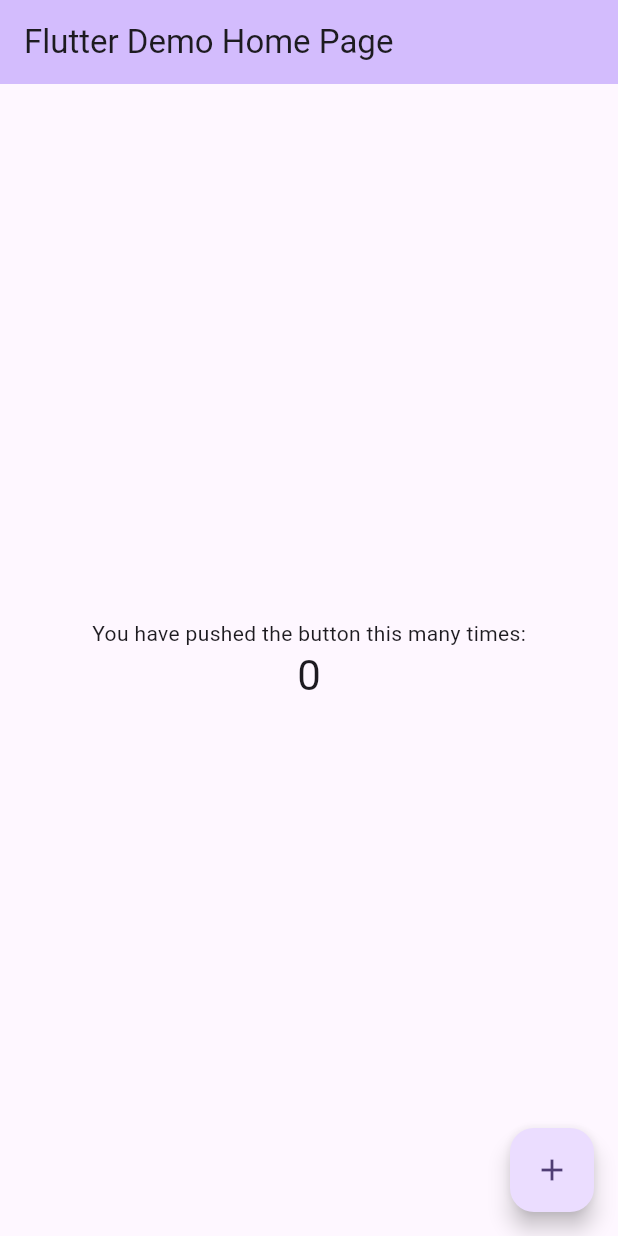
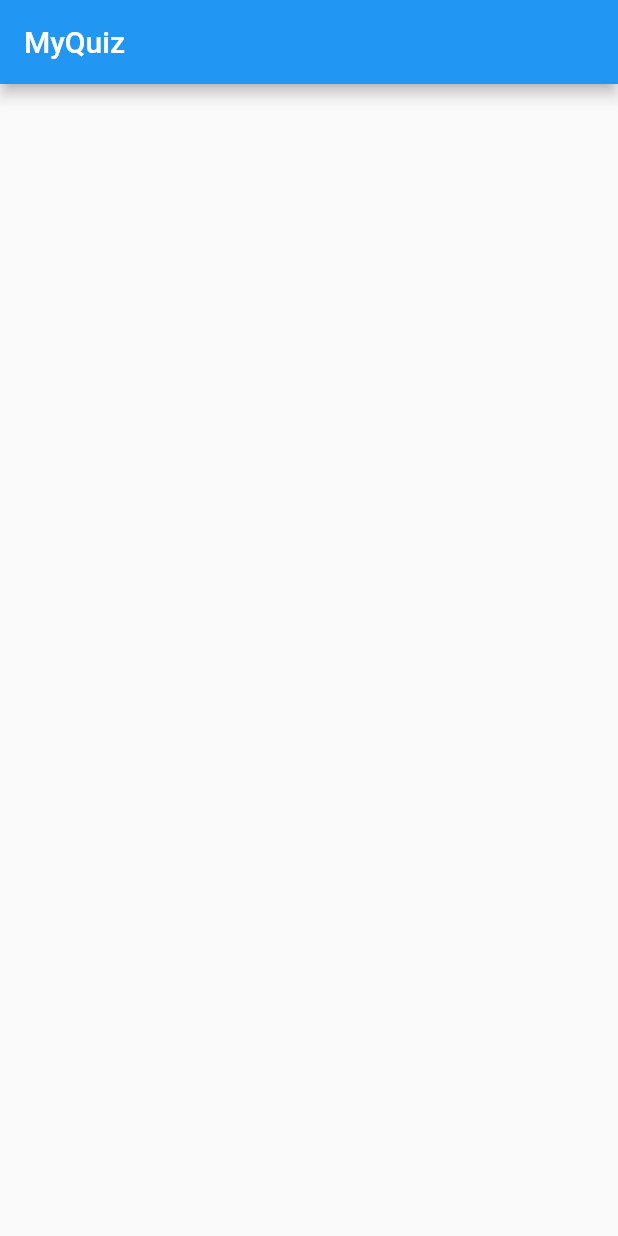
Before and after one commit to AliTfaily2/Mobile-Application-Project-1, a Flutter app: the screen it shows after launch, on a phone screen of 412 x 824 dp. Run offline on Flutter 3.47's test engine with Material 2 defaults, Android fonts, the phone set to English and light mode, and no system bars.

Commit message:
Added home.dart

```diff
--- /dev/null
+++ b/lib/home.dart
@@ -0,0 +1,20 @@
+import 'package:flutter/material.dart';
+
+class Home extends StatefulWidget {
+  const Home({super.key});
+
+  @override
+  State<Home> createState() => _HomeState();
+}
+
+class _HomeState extends State<Home> {
+  @override
+  Widget build(BuildContext context) {
+    return Scaffold(
+      appBar: AppBar(
+        title: const Text('MyQuiz'),
+
+      ),
+    );
+  }
+}
--- a/lib/main.dart
+++ b/lib/main.dart
@@ -1,125 +1,19 @@
 import 'package:flutter/material.dart';
-
-void main() {
-  runApp(const MyApp());
-}
+import 'home.dart';
+void main()=> runApp(MyApp());
 
 class MyApp extends StatelessWidget {
   const MyApp({super.key});
 
-  // This widget is the root of your application.
   @override
   Widget build(BuildContext context) {
     return MaterialApp(
-      title: 'Flutter Demo',
-      theme: ThemeData(
-        // This is the theme of your application.
-        //
-        // TRY THIS: Try running your application with "flutter run". You'll see
-        // the application has a blue toolbar. Then, without quitting the app,
-        // try changing the seedColor in the colorScheme below to Colors.green
-        // and then invoke "hot reload" (save your changes or press the "hot
-        // reload" button in a Flutter-supported IDE, or press "r" if you used
-        // the command line to start the app).
-        //
-        // Notice that the counter didn't reset back to zero; the application
-        // state is not lost during the reload. To reset the state, use hot
-        // restart instead.
-        //
-        // This works for code too, not just values: Most code changes can be
-        // tested with just a hot reload.
-        colorScheme: ColorScheme.fromSeed(seedColor: Colors.deepPurple),
-        useMaterial3: true,
-      ),
-      home: const MyHomePage(title: 'Flutter Demo Home Page'),
+      title: 'CSCI410 Project 1',
+      initialRoute: '/',
+      routes: {
+        '/': (context) => Home(),
+      },
+      debugShowCheckedModeBanner: false,
     );
   }
 }
-
-class MyHomePage extends StatefulWidget {
-  const MyHomePage({super.key, required this.title});
-
-  // This widget is the home page of your application. It is stateful, meaning
-  // that it has a State object (defined below) that contains fields that affect
-  // how it looks.
-
-  // This class is the configuration for the state. It holds the values (in this
-  // case the title) provided by the parent (in this case the App widget) and
-  // used by the build method of the State. Fields in a Widget subclass are
-  // always marked "final".
-
-  final String title;
-
-  @override
-  State<MyHomePage> createState() => _MyHomePageState();
-}
-
-class _MyHomePageState extends State<MyHomePage> {
-  int _counter = 0;
-
-  void _incrementCounter() {
-    setState(() {
-      // This call to setState tells the Flutter framework that something has
-      // changed in this State, which causes it to rerun the build method below
-      // so that the display can reflect the updated values. If we changed
-      // _counter without calling setState(), then the build method would not be
-      // called again, and so nothing would appear to happen.
-      _counter++;
-    });
-  }
-
-  @override
-  Widget build(BuildContext context) {
-    // This method is rerun every time setState is called, for instance as done
-    // by the _incrementCounter method above.
-    //
-    // The Flutter framework has been optimized to make rerunning build methods
-    // fast, so that you can just rebuild anything that needs updating rather
-    // than having to individually change instances of widgets.
-    return Scaffold(
-      appBar: AppBar(
-        // TRY THIS: Try changing the color here to a specific color (to
-        // Colors.amber, perhaps?) and trigger a hot reload to see the AppBar
-        // change color while the other colors stay the same.
-        backgroundColor: Theme.of(context).colorScheme.inversePrimary,
-        // Here we take the value from the MyHomePage object that was created by
-        // the App.build method, and use it to set our appbar title.
-        title: Text(widget.title),
-      ),
-      body: Center(
-        // Center is a layout widget. It takes a single child and positions it
-        // in the middle of the parent.
-        child: Column(
-          // Column is also a layout widget. It takes a list of children and
-          // arranges them vertically. By default, it sizes itself to fit its
-          // children horizontally, and tries to be as tall as its parent.
-          //
-          // Column has various properties to control how it sizes itself and
-          // how it positions its children. Here we use mainAxisAlignment to
-          // center the children vertically; the main axis here is the vertical
-          // axis because Columns are vertical (the cross axis would be
-          // horizontal).
-          //
-          // TRY THIS: Invoke "debug painting" (choose the "Toggle Debug Paint"
-          // action in the IDE, or press "p" in the console), to see the
-          // wireframe for each widget.
-          mainAxisAlignment: MainAxisAlignment.center,
-          children: <Widget>[
-            const Text(
-              'You have pushed the button this many times:',
-            ),
-            Text(
-              '$_counter',
-              style: Theme.of(context).textTheme.headlineMedium,
-            ),
-          ],
-        ),
-      ),
-      floatingActionButton: FloatingActionButton(
-        onPressed: _incrementCounter,
-        tooltip: 'Increment',
-        child: const Icon(Icons.add),
-      ), // This trailing comma makes auto-formatting nicer for build methods.
-    );
-  }
-}
```
